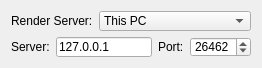
Before: the Qt Designer form dialogues/serversettings.ui in BattyBovine/AnimeRenderfarm, drawn with Qt 5.
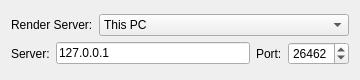
After: the same form once the commit is applied.

Commit message: Updated dialogue forms to be a more reasonable default size, and to be resizable.

What changed in the file:
```diff
--- a/dialogues/serversettings.ui
+++ b/dialogues/serversettings.ui
@@ -9,26 +9,27 @@
    <rect>
     <x>0</x>
     <y>0</y>
-    <width>262</width>
-    <height>68</height>
+    <width>360</width>
+    <height>80</height>
    </rect>
   </property>
-  <property name="minimumSize">
-   <size>
-    <width>262</width>
-    <height>68</height>
-   </size>
-  </property>
-  <property name="maximumSize">
-   <size>
-    <width>262</width>
-    <height>68</height>
-   </size>
-  </property>
   <property name="windowTitle">
    <string>Server Options</string>
   </property>
   <layout class="QVBoxLayout" name="verticalLayout">
+   <item>
+    <spacer name="verticalSpacer_2">
+     <property name="orientation">
+      <enum>Qt::Vertical</enum>
+     </property>
+     <property name="sizeHint" stdset="0">
+      <size>
+       <width>20</width>
+       <height>40</height>
+      </size>
+     </property>
+    </spacer>
+   </item>
    <item>
     <layout class="QHBoxLayout" name="horizontalLayout">
      <item>
@@ -98,6 +99,19 @@
      </item>
     </layout>
    </item>
+   <item>
+    <spacer name="verticalSpacer">
+     <property name="orientation">
+      <enum>Qt::Vertical</enum>
+     </property>
+     <property name="sizeHint" stdset="0">
+      <size>
+       <width>20</width>
+       <height>40</height>
+      </size>
+     </property>
+    </spacer>
+   </item>
   </layout>
  </widget>
  <resources/>
```
The commit also changes 2 other files.
